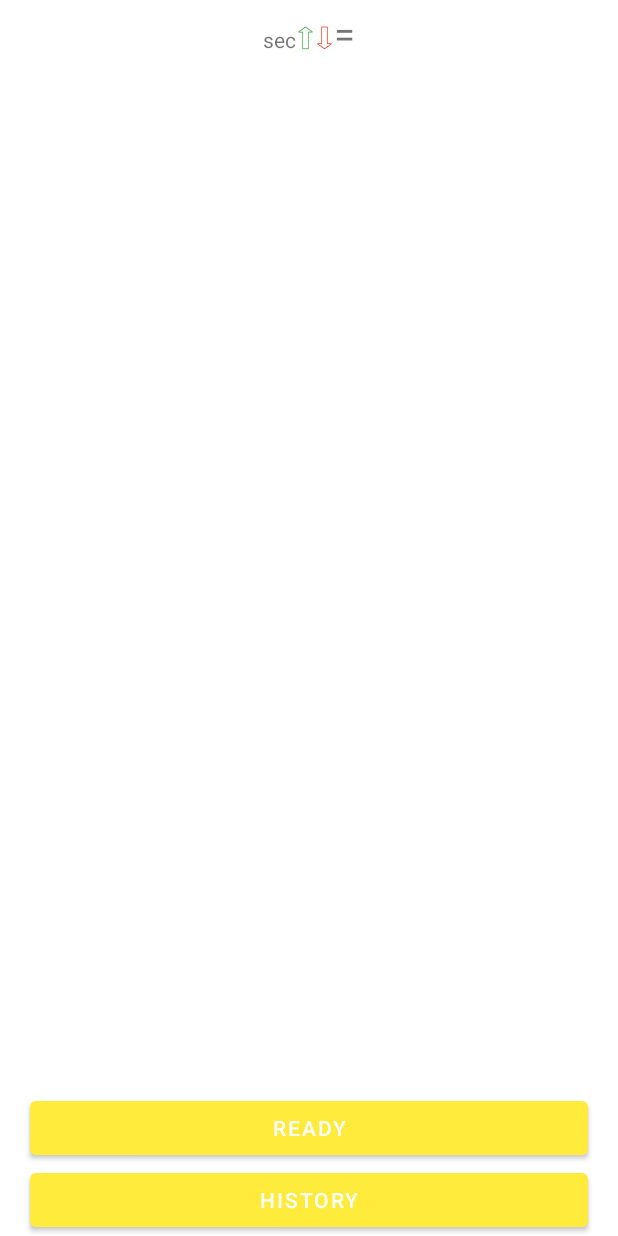
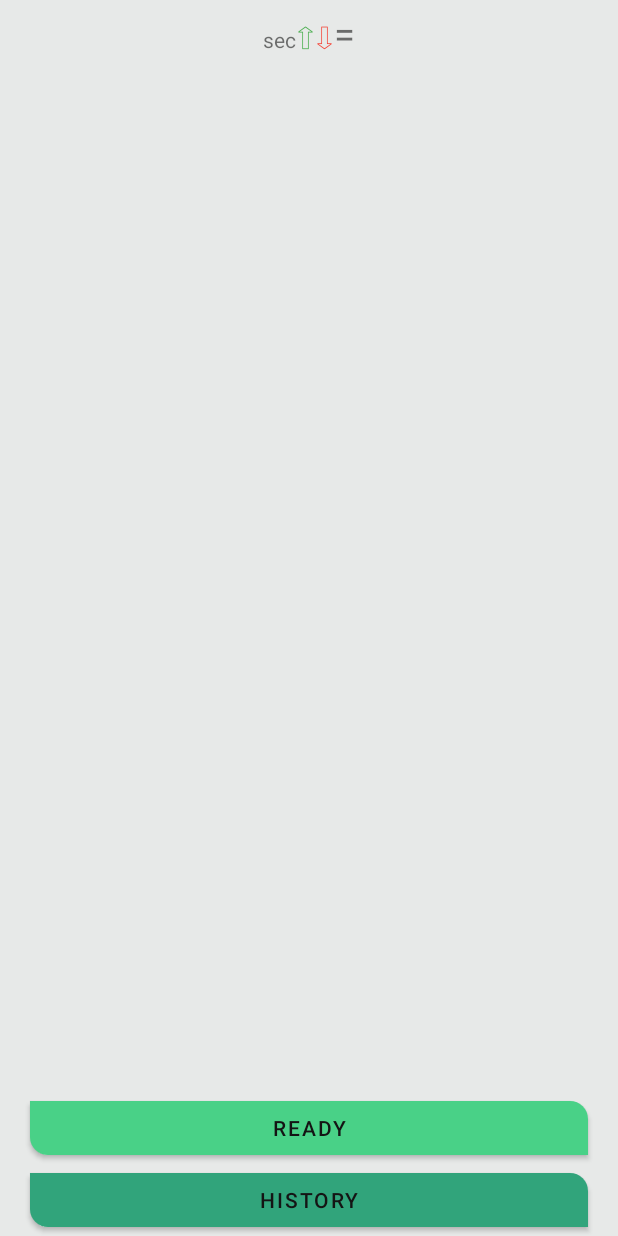
Before and after one commit to jurasikasan/Alias, an Android app: the fragment MainFragment placed in its activity, on a phone screen of 412 x 824 dp. Run offline under Robolectric (Android 15) with nearby library versions, the phone set to English and light mode, and no system bars; our stand-ins replace Room's generated code, data binding; 12 statements that could not run were skipped.

Commit message:
basic styles

```diff
--- a/app/src/main/res/layout/activity_new_game_settings.xml
+++ b/app/src/main/res/layout/activity_new_game_settings.xml
@@ -1,5 +1,6 @@
 <?xml version="1.0" encoding="utf-8"?>
-<layout xmlns:android="http://schemas.android.com/apk/res/android">
+<layout xmlns:android="http://schemas.android.com/apk/res/android"
+    xmlns:app="http://schemas.android.com/apk/res-auto">
 
     <androidx.constraintlayout.widget.ConstraintLayout xmlns:tools="http://schemas.android.com/tools"
         android:layout_width="match_parent"
@@ -53,9 +54,11 @@
 
             <com.google.android.material.button.MaterialButton
                 android:id="@+id/start"
+                style="@style/Widget.App.PrimaryButton"
                 android:layout_width="match_parent"
                 android:layout_height="wrap_content"
-                android:text="@string/ok" />
+                android:text="@string/ok"
+                app:shapeAppearance="@style/ShapeAppearance.Alias.Button" />
         </LinearLayout>
     </androidx.constraintlayout.widget.ConstraintLayout>
 </layout>
--- a/app/src/main/res/layout/activity_toss_up.xml
+++ b/app/src/main/res/layout/activity_toss_up.xml
@@ -1,5 +1,6 @@
 <?xml version="1.0" encoding="utf-8"?>
-<layout xmlns:android="http://schemas.android.com/apk/res/android">
+<layout xmlns:android="http://schemas.android.com/apk/res/android"
+    xmlns:app="http://schemas.android.com/apk/res-auto">
 
     <androidx.constraintlayout.widget.ConstraintLayout xmlns:tools="http://schemas.android.com/tools"
         android:layout_width="match_parent"
@@ -21,9 +22,11 @@
 
             <com.google.android.material.button.MaterialButton
                 android:id="@+id/play"
+                style="@style/Widget.App.PrimaryButton"
                 android:layout_width="match_parent"
                 android:layout_height="wrap_content"
-                android:text="@string/ok" />
+                android:text="@string/ok"
+                app:shapeAppearance="@style/ShapeAppearance.Alias.Button" />
         </LinearLayout>
     </androidx.constraintlayout.widget.ConstraintLayout>
 </layout>
--- a/app/src/main/res/layout/history_fragment.xml
+++ b/app/src/main/res/layout/history_fragment.xml
@@ -1,5 +1,6 @@
 <?xml version="1.0" encoding="utf-8"?>
 <layout xmlns:android="http://schemas.android.com/apk/res/android"
+    xmlns:app="http://schemas.android.com/apk/res-auto"
     xmlns:tools="http://schemas.android.com/tools">
 
     <androidx.constraintlayout.widget.ConstraintLayout
@@ -28,10 +29,12 @@
 
                 <com.google.android.material.button.MaterialButton
                     android:id="@+id/play"
+                    style="@style/Widget.App.PrimaryButton"
                     android:layout_width="match_parent"
                     android:layout_height="wrap_content"
                     android:layout_alignParentBottom="true"
-                    android:text="@string/ok" />
+                    android:text="@string/ok"
+                    app:shapeAppearance="@style/ShapeAppearance.Alias.Button" />
 
             </RelativeLayout>
         </LinearLayout>
--- a/app/src/main/res/layout/main_fragment.xml
+++ b/app/src/main/res/layout/main_fragment.xml
@@ -1,5 +1,6 @@
 <?xml version="1.0" encoding="utf-8"?>
 <layout xmlns:android="http://schemas.android.com/apk/res/android"
+    xmlns:app="http://schemas.android.com/apk/res-auto"
     xmlns:tools="http://schemas.android.com/tools">
 
     <data>
@@ -51,6 +52,7 @@
                 android:id="@+id/teams"
                 android:layout_width="match_parent"
                 android:layout_height="wrap_content"
+                android:layout_marginHorizontal="10dp"
                 android:orientation="horizontal" />
 
             <LinearLayout
@@ -76,28 +78,28 @@
                     android:layout_width="wrap_content"
                     android:layout_height="wrap_content"
                     android:text="@string/up_arrow"
-                    android:textColor="@color/colorGreen"
+                    android:textColor="@color/color_green"
                     android:textSize="25sp" />
 
                 <TextView
                     android:layout_width="wrap_content"
                     android:layout_height="wrap_content"
                     android:text="@{String.valueOf((Integer)correct)}"
-                    android:textColor="@color/colorGreen"
+                    android:textColor="@color/color_green"
                     android:textSize="25sp" />
 
                 <TextView
                     android:layout_width="wrap_content"
                     android:layout_height="wrap_content"
                     android:text="@string/down_arrow"
-                    android:textColor="@color/colorRed"
+                    android:textColor="@color/color_red"
                     android:textSize="25sp" />
 
                 <TextView
                     android:layout_width="wrap_content"
                     android:layout_height="wrap_content"
                     android:text="@{String.valueOf((Integer)wrong)}"
-                    android:textColor="@color/colorRed"
+                    android:textColor="@color/color_red"
                     android:textSize="25sp" />
 
                 <TextView
@@ -119,6 +121,7 @@
                 android:layout_width="match_parent"
                 android:layout_height="fill_parent"
                 android:layout_gravity="center_vertical"
+                android:layout_marginHorizontal="20dp"
                 android:clipChildren="false"
                 android:clipToPadding="false"
                 android:visibility="@{roundInProgress ? View.VISIBLE : View.GONE}">
@@ -129,15 +132,17 @@
                     android:layout_height="wrap_content"
                     android:layout_gravity="center_vertical"
                     android:focusable="true"
-                    android:minHeight="250dp">
+                    android:minHeight="200dp"
+                    app:shapeAppearanceOverlay="@style/ShapeAppearance.Alias.Card">
 
                     <LinearLayout
                         android:id="@+id/wordContainer"
                         android:layout_width="fill_parent"
                         android:layout_height="match_parent"
                         android:layout_centerInParent="true"
+                        android:layout_marginVertical="10dp"
                         android:gravity="center_horizontal"
-                        android:minHeight="250dp"
+                        android:minHeight="200dp"
                         android:orientation="vertical">
 
                         <TextView
@@ -147,7 +152,7 @@
                             android:focusable="false"
                             android:gravity="center"
                             android:text="@string/up_arrow_x3"
-                            android:textColor="@color/colorGreen"
+                            android:textColor="@color/color_green"
                             android:textSize="25sp" />
 
                         <TextView
@@ -166,7 +171,7 @@
                             android:focusable="false"
                             android:gravity="center"
                             android:text="@string/down_arrow_x3"
-                            android:textColor="@color/colorRed"
+                            android:textColor="@color/color_red"
                             android:textSize="25sp" />
 
                     </LinearLayout>
@@ -185,32 +190,38 @@
 
                 <com.google.android.material.button.MaterialButton
                     android:id="@+id/ready"
+                    style="@style/Widget.App.PrimaryButton"
                     android:layout_width="match_parent"
                     android:layout_height="wrap_content"
                     android:layout_gravity="bottom"
                     android:layout_marginHorizontal="20dp"
                     android:gravity="center"
                     android:text="@string/ready"
-                    android:visibility="@{roundInProgress || winner!=null ? View.GONE : View.VISIBLE}" />
+                    android:visibility="@{roundInProgress || winner!=null ? View.GONE : View.VISIBLE}"
+                    app:shapeAppearance="@style/ShapeAppearance.Alias.Button" />
 
                 <com.google.android.material.button.MaterialButton
                     android:id="@+id/finish"
+                    style="@style/Widget.App.PrimaryButton"
                     android:layout_width="match_parent"
                     android:layout_height="wrap_content"
                     android:layout_gravity="bottom"
                     android:layout_marginHorizontal="20dp"
                     android:text='@{"End game Winner "+winner.name+ "("+winner.scores+")"}'
-                    android:visibility="@{winner!=null ? View.VISIBLE : View.GONE}" />
+                    android:visibility="@{winner!=null ? View.VISIBLE : View.GONE}"
+                    app:shapeAppearance="@style/ShapeAppearance.Alias.Button" />
 
                 <com.google.android.material.button.MaterialButton
                     android:id="@+id/show_history"
+                    style="@style/Widget.App.SecondaryButton"
                     android:layout_width="match_parent"
                     android:layout_height="wrap_content"
                     android:layout_gravity="bottom"
                     android:layout_marginHorizontal="20dp"
                     android:gravity="center"
                     android:text="@string/history"
-                    android:visibility="@{roundInProgress ? View.GONE : View.VISIBLE}" />
+                    android:visibility="@{roundInProgress ? View.GONE : View.VISIBLE}"
+                    app:shapeAppearance="@style/ShapeAppearance.Alias.Button" />
             </LinearLayout>
         </RelativeLayout>
     </androidx.constraintlayout.widget.ConstraintLayout>
--- a/app/src/main/res/layout/team_item.xml
+++ b/app/src/main/res/layout/team_item.xml
@@ -1,8 +1,10 @@
 <?xml version="1.0" encoding="utf-8"?>
 <com.google.android.material.card.MaterialCardView xmlns:android="http://schemas.android.com/apk/res/android"
+    xmlns:app="http://schemas.android.com/apk/res-auto"
     android:layout_width="250dp"
     android:layout_height="80dp"
-    android:layout_margin="8dp">
+    android:layout_margin="8dp"
+    app:shapeAppearanceOverlay="@style/ShapeAppearance.Alias.Card">
 
     <RelativeLayout
         android:layout_width="match_parent"
--- /dev/null
+++ b/app/src/main/res/values-night/styles.xml
@@ -0,0 +1,41 @@
+<resources>
+
+    <style name="Theme.Alias" parent="Theme.MaterialComponents.DayNight.NoActionBar">
+        <item name="colorPrimary">@color/color_black</item>
+        <item name="colorOnPrimary">@color/color_gold</item>
+
+        <item name="android:colorBackground">@color/color_black</item>
+
+        <item name="colorSurface">@color/color_black</item>
+        <item name="colorOnSurface">@color/color_white</item>
+
+
+        <item name="colorSecondary">@color/color_gold</item>
+        <item name="colorAccent">@color/color_gold</item>
+
+        <item name="colorPrimaryDark">@color/color_grey</item>
+
+    </style>
+
+    <style name="Theme.Alias.NoActionBar">
+        <item name="windowActionBar">false</item>
+        <item name="windowNoTitle">true</item>
+    </style>
+
+    <style name="Theme.Alias.AppBarOverlay" parent="ThemeOverlay.MaterialComponents.Dark.ActionBar" />
+
+    <style name="Widget.App.PrimaryButton" parent="Widget.MaterialComponents.Button">
+        <item name="materialThemeOverlay">@style/PrimaryButtonThemeOverlayDark</item>
+    </style>
+
+    <style name="PrimaryButtonThemeOverlayDark">
+        <item name="colorPrimary">@color/color_gold</item>
+        <item name="colorOnPrimary">@color/color_black</item>
+        <item name="colorAccent">@color/color_grey</item>
+    </style>
+
+
+    <style name="Widget.App.SecondaryButton" parent="Widget.MaterialComponents.Button"></style>
+
+
+</resources>
--- a/app/src/main/res/values/colors.xml
+++ b/app/src/main/res/values/colors.xml
@@ -1,5 +1,16 @@
 <?xml version="1.0" encoding="utf-8"?>
 <resources>
-    <color name="colorGreen">#4CAF50</color>
-    <color name="colorRed">#F44336</color>
+    <color name="color_green">#4CAF50</color>
+    <color name="color_red">#F44336</color>
+
+
+    <color name="color_gold">#DAB159</color>
+    <color name="color_grey">#3A3A3A</color>
+    <color name="color_black">#141414</color>
+    <color name="color_white">#FFFFFF</color>
+
+    <color name="color_white_dark">#E7E9E8</color>
+    <color name="color_light_green">#49D187</color>
+    <color name="color_dark_green">#31A47B</color>
+
 </resources>
--- /dev/null
+++ b/app/src/main/res/values/dimens.xml
@@ -0,0 +1,5 @@
+<?xml version="1.0" encoding="utf-8"?>
+
+<resources>
+    <dimen name="card_corner_radius">12dp</dimen>
+</resources>
--- /dev/null
+++ b/app/src/main/res/values/shape.xml
@@ -0,0 +1,24 @@
+<?xml version="1.0" encoding="utf-8"?>
+<resources>
+
+    <style name="ShapeAppearance.Alias.Card" parent="ShapeAppearance.MaterialComponents">
+        <item name="cornerFamily">rounded</item>
+
+        <item name="cornerSizeTopLeft">0dp</item>
+        <item name="cornerSizeTopRight">@dimen/card_corner_radius</item>
+        <item name="cornerSizeBottomRight">0dp</item>
+        <item name="cornerSizeBottomLeft">@dimen/card_corner_radius</item>
+    </style>
+
+    <style name="ShapeAppearance.Alias.Button" parent="ShapeAppearance.MaterialComponents">
+        <item name="cornerFamily">rounded</item>
+
+        <item name="cornerSizeTopLeft">0dp</item>
+        <item name="cornerSizeTopRight">@dimen/button_corner_radius</item>
+        <item name="cornerSizeBottomRight">0dp</item>
+        <item name="cornerSizeBottomLeft">@dimen/button_corner_radius</item>
+    </style>
+
+    <dimen name="button_corner_radius">12dp</dimen>
+
+</resources>
--- a/app/src/main/res/values/styles.xml
+++ b/app/src/main/res/values/styles.xml
@@ -1,14 +1,48 @@
 <resources>
 
     <style name="Theme.Alias" parent="Theme.MaterialComponents.DayNight.NoActionBar">
-        <item name="colorPrimary">#FFFFEB3B</item>
-        <item name="colorSecondary">#FFFF9900</item>
+        <item name="colorPrimary">@color/color_white_dark</item>
+        <item name="colorOnPrimary">@color/color_black</item>
+
+        <item name="android:colorBackground">@color/color_white_dark</item>
+
+        <item name="colorSecondary">@color/color_gold</item>
+
+        <item name="colorPrimaryDark">@color/color_light_green</item>
+        <item name="colorAccent">@color/color_light_green</item>
+
+        <item name="colorSurface">@color/color_white</item>
+        <item name="colorOnSurface">@color/color_black</item>
     </style>
+
     <style name="Theme.Alias.NoActionBar">
         <item name="windowActionBar">false</item>
         <item name="windowNoTitle">true</item>
     </style>
 
-    <style name="Theme.Alias.AppBarOverlay" parent="ThemeOverlay.MaterialComponents.Dark.ActionBar"/>
+    <style name="Theme.Alias.AppBarOverlay" parent="ThemeOverlay.MaterialComponents.Dark.ActionBar" />
+
+
+    <style name="Widget.App.PrimaryButton" parent="Widget.MaterialComponents.Button">
+        <item name="materialThemeOverlay">@style/PrimaryButtonThemeOverlayLight</item>
+    </style>
+
+    <style name="PrimaryButtonThemeOverlayLight">
+        <item name="colorPrimary">@color/color_light_green</item>
+        <item name="colorOnPrimary">@color/color_black</item>
+        <item name="colorAccent">@color/color_dark_green</item>
+    </style>
+
+
+    <style name="Widget.App.SecondaryButton" parent="Widget.MaterialComponents.Button">
+        <item name="materialThemeOverlay">@style/SecondaryButtonThemeOverlayLight</item>
+    </style>
+
+    <style name="SecondaryButtonThemeOverlayLight">
+        <item name="colorPrimary">@color/color_dark_green</item>
+        <item name="colorOnPrimary">@color/color_black</item>
+        <item name="colorAccent">@color/color_light_green</item>
+    </style>
+
 
 </resources>
```
